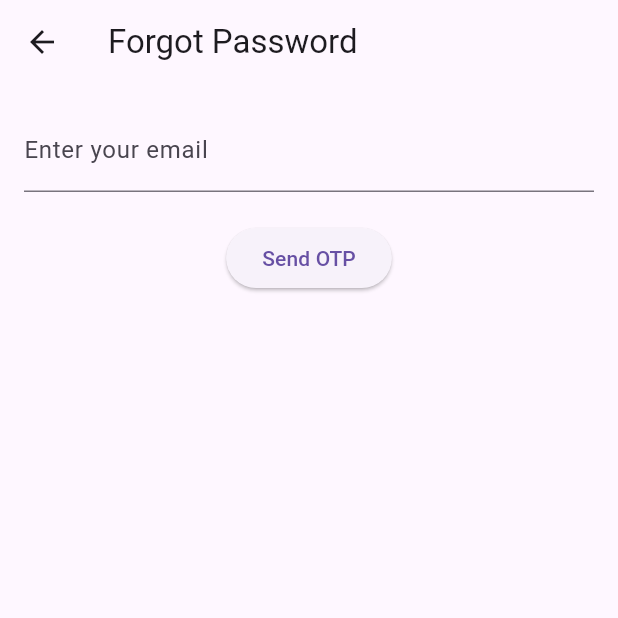
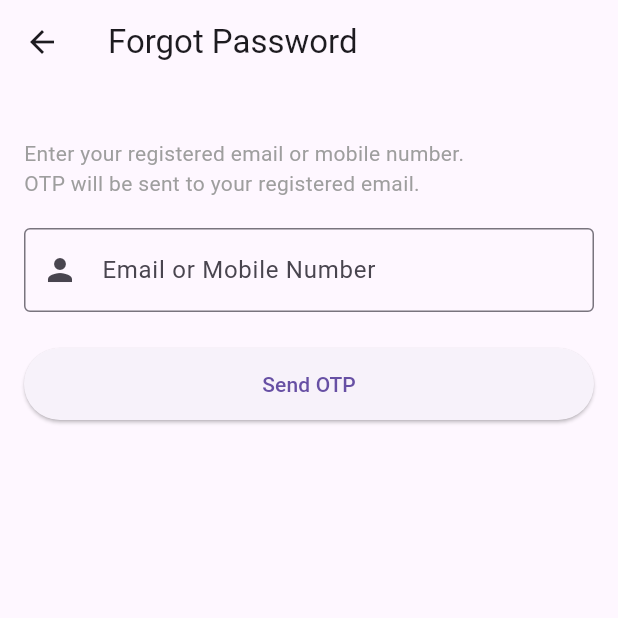
Before and after one commit to NeelSavsani/ExpiroChain-Flutter-Application, a Flutter app: the ForgotPasswordScreen screen opened directly, on a phone screen of 412 x 824 dp, the top half of it. Run offline on Flutter 3.47's test engine with Material 3 defaults, Android fonts, the phone set to English and light mode, and no system bars; our stand-ins replace cookie_jar, dio, dio_cookie_manager, file_picker.

Commit message:
Email or mobile number in forgot password

```diff
--- a/lib/screens/forgot_password_screen.dart
+++ b/lib/screens/forgot_password_screen.dart
@@ -1,5 +1,4 @@
 import 'package:flutter/material.dart';
-// import 'api_service.dart';
 import 'package:expirochain_app/services/api_service.dart';
 import 'verify_reset_otp_screen.dart';
 
@@ -11,16 +10,25 @@ class ForgotPasswordScreen extends StatefulWidget {
 }
 
 class _ForgotPasswordScreenState extends State<ForgotPasswordScreen> {
-  final TextEditingController emailController = TextEditingController();
+  final TextEditingController inputController = TextEditingController();
   bool loading = false;
 
   void sendOtp() async {
+    final input = inputController.text.trim();
+
+    if (input.isEmpty) {
+      ScaffoldMessenger.of(context).showSnackBar(
+        const SnackBar(content: Text("Enter email or mobile number")),
+      );
+      return;
+    }
+
     setState(() => loading = true);
 
     try {
-      final res = await ApiService.sendResetOtp(emailController.text);
+      final success = await ApiService.sendResetOtp(input);
 
-      if (res) {
+      if (success) {
         Navigator.push(
           context,
           MaterialPageRoute(
@@ -29,16 +37,18 @@ class _ForgotPasswordScreenState extends State<ForgotPasswordScreen> {
         );
       } else {
         ScaffoldMessenger.of(context).showSnackBar(
-          const SnackBar(content: Text("Failed to send OTP")),
+          const SnackBar(content: Text("User not found or OTP failed")),
         );
       }
     } catch (e) {
       ScaffoldMessenger.of(context).showSnackBar(
         SnackBar(content: Text("Error: $e")),
       );
+    } finally {
+      if (mounted) {
+        setState(() => loading = false);
+      }
     }
-
-    setState(() => loading = false);
   }
 
   @override
@@ -48,19 +58,41 @@ class _ForgotPasswordScreenState extends State<ForgotPasswordScreen> {
       body: Padding(
         padding: const EdgeInsets.all(16),
         child: Column(
+          crossAxisAlignment: CrossAxisAlignment.stretch,
           children: [
+            const SizedBox(height: 20),
+
+            const Text(
+              "Enter your registered email or mobile number.\nOTP will be sent to your registered email.",
+              style: TextStyle(fontSize: 14, color: Colors.grey),
+            ),
+
+            const SizedBox(height: 20),
+
             TextField(
-              controller: emailController,
+              controller: inputController,
+              keyboardType: TextInputType.emailAddress,
               decoration: const InputDecoration(
-                labelText: "Enter your email",
+                labelText: "Email or Mobile Number",
+                border: OutlineInputBorder(),
+                prefixIcon: Icon(Icons.person),
               ),
             ),
-            const SizedBox(height: 20),
-            ElevatedButton(
-              onPressed: loading ? null : sendOtp,
-              child: loading
-                  ? const CircularProgressIndicator()
-                  : const Text("Send OTP"),
+
+            const SizedBox(height: 24),
+
+            SizedBox(
+              height: 48,
+              child: ElevatedButton(
+                onPressed: loading ? null : sendOtp,
+                child: loading
+                    ? const SizedBox(
+                  width: 24,
+                  height: 24,
+                  child: CircularProgressIndicator(strokeWidth: 2),
+                )
+                    : const Text("Send OTP"),
+              ),
             ),
           ],
         ),
--- a/lib/services/api_service.dart
+++ b/lib/services/api_service.dart
@@ -94,12 +94,12 @@ class ApiService {
   // ======================================================
 
   // Step 1
-  static Future<bool> sendResetOtp(String email) async {
+  static Future<bool> sendResetOtp(String input) async {
     try {
       final response = await dio.post(
         ApiEndpoints.forgotPassword,
         data: FormData.fromMap({
-          "email": email,
+          "input": input,   // 🔥 MUST MATCH PHP
         }),
       );
 
```
